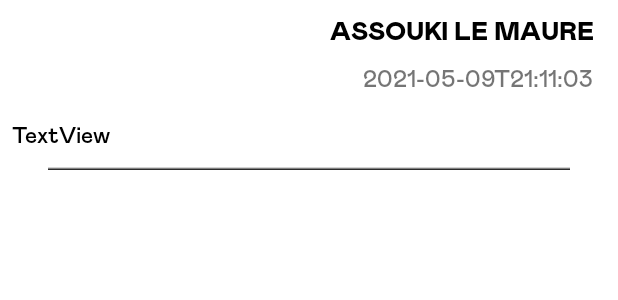
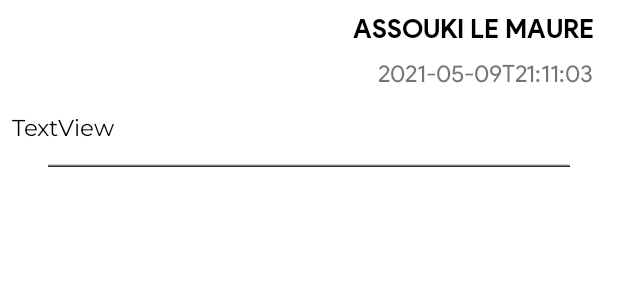
Before and after one commit to MaximilienHe/DroidApp, an Android app: the layout comments_view_holder_layout.xml on its own in the app's theme, with its tools: preview values and no code run, on a phone screen of 412 x 824 dp. Shown: the top 300 px of the screen. Run offline under Robolectric (Android 15) with nearby library versions, the phone set to English and light mode, and no system bars.

Commit message:
Changing and deleting fonts that are not relevant

```diff
--- a/app/src/main/res/layout/big_post_view_holder_layout.xml
+++ b/app/src/main/res/layout/big_post_view_holder_layout.xml
@@ -57,7 +57,7 @@
         android:layout_height="wrap_content"
         android:layout_marginStart="24dp"
         android:background="#00FFFFFF"
-        android:fontFamily="@font/mabry_pro_medium"
+        android:fontFamily="@font/montserrat"
         android:paddingLeft="4dp"
         android:paddingTop="1dp"
         android:paddingRight="4dp"
--- a/app/src/main/res/layout/comments_view_holder_layout.xml
+++ b/app/src/main/res/layout/comments_view_holder_layout.xml
@@ -13,10 +13,11 @@
         android:layout_marginTop="8dp"
         android:layout_marginEnd="16dp"
         android:ellipsize="end"
-        android:fontFamily="@font/mabry_pro_black"
+        android:fontFamily="@font/productsansbold"
         android:maxLines="1"
         android:textColor="@color/headlinesText"
         android:textSize="17sp"
+        android:textStyle="bold"
         app:layout_constraintEnd_toEndOf="parent"
         app:layout_constraintHorizontal_bias="1.0"
         app:layout_constraintStart_toStartOf="parent"
@@ -28,13 +29,13 @@
         android:layout_width="wrap_content"
         android:layout_height="wrap_content"
         android:layout_marginTop="8dp"
-        tools:text="2021-05-09T21:11:03"
-        android:fontFamily="@font/mabry_pro_medium"
+        android:fontFamily="@font/productsansregular"
         android:textSize="16sp"
         app:layout_constraintEnd_toEndOf="@+id/authorName"
         app:layout_constraintHorizontal_bias="1.0"
         app:layout_constraintStart_toStartOf="parent"
-        app:layout_constraintTop_toBottomOf="@+id/authorName" />
+        app:layout_constraintTop_toBottomOf="@+id/authorName"
+        tools:text="2021-05-09T21:11:03" />
 
     <TextView
         android:id="@+id/commentContent"
@@ -44,7 +45,7 @@
         android:layout_marginTop="16dp"
         android:layout_marginBottom="16dp"
         android:ellipsize="end"
-        android:fontFamily="@font/mabry_pro_medium"
+        android:fontFamily="@font/montserrat"
         android:textColor="@color/headlinesText"
         android:textSize="15sp"
         app:layout_constraintBottom_toBottomOf="parent"
--- a/app/src/main/res/layout/fragment_comments.xml
+++ b/app/src/main/res/layout/fragment_comments.xml
@@ -45,13 +45,13 @@
         android:id="@+id/NoComments"
         android:layout_width="wrap_content"
         android:layout_height="wrap_content"
+        android:fontFamily="@font/productsansbold"
         android:text="Pas encore de commentaires"
         android:textColor="@color/headlinesText"
         android:textSize="20sp"
-        tools:visibility="visible"
-        android:fontFamily="@font/mabry_pro_bold"
         app:layout_constraintBottom_toBottomOf="parent"
         app:layout_constraintEnd_toEndOf="parent"
         app:layout_constraintStart_toStartOf="parent"
-        app:layout_constraintTop_toBottomOf="@+id/commentAppBarLayout" />
+        app:layout_constraintTop_toBottomOf="@+id/commentAppBarLayout"
+        tools:visibility="visible" />
 </androidx.constraintlayout.widget.ConstraintLayout>
--- a/app/src/main/res/layout/fragment_detail.xml
+++ b/app/src/main/res/layout/fragment_detail.xml
@@ -89,7 +89,7 @@
                         android:layout_width="0dp"
                         android:layout_height="wrap_content"
                         android:layout_marginTop="8dp"
-                        android:fontFamily="@font/mabry_pro_bold"
+                        android:fontFamily="@font/productsansbold"
                         android:textColor="@color/headlinesText"
 
                         android:textSize="19sp"
@@ -103,7 +103,7 @@
                         android:layout_width="0dp"
                         android:layout_height="wrap_content"
                         android:layout_marginTop="8dp"
-                        android:fontFamily="@font/mabry_pro_medium"
+                        android:fontFamily="@font/productsansregular"
                         android:textSize="16sp"
                         app:layout_constraintEnd_toEndOf="@+id/postTitle"
                         app:layout_constraintHorizontal_bias="0.0"
--- a/app/src/main/res/layout/post_view_holder_layout.xml
+++ b/app/src/main/res/layout/post_view_holder_layout.xml
@@ -54,7 +54,7 @@
         android:layout_height="wrap_content"
         android:layout_marginStart="24dp"
         android:background="@color/greenAccentuation"
-        android:fontFamily="@font/mabry_pro_medium"
+        android:fontFamily="@font/productsansbold"
         android:paddingLeft="4dp"
         android:paddingTop="1dp"
         android:paddingRight="4dp"
```
Also changed, not shown: app/src/main/res/font/mabry_pro_black.otf (deleted), app/src/main/res/font/mabry_pro_bold.otf (deleted), app/src/main/res/font/mabry_pro_medium.otf (deleted).
